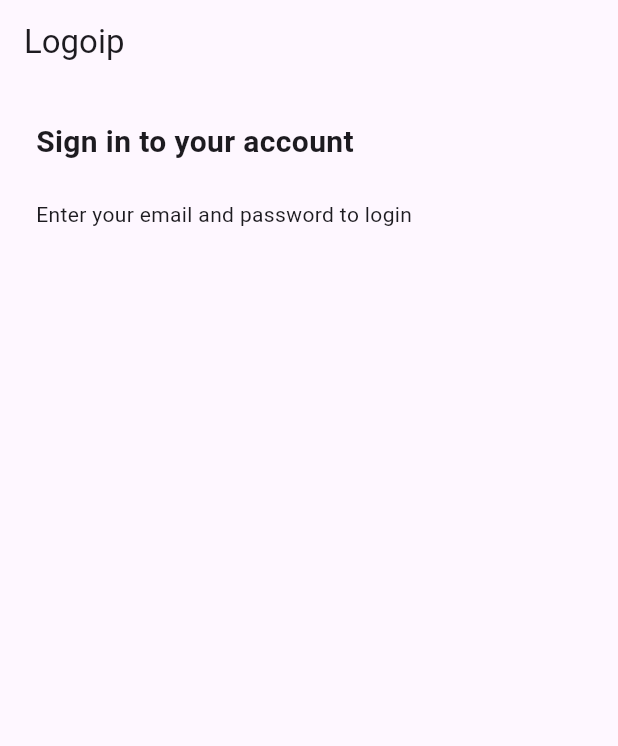
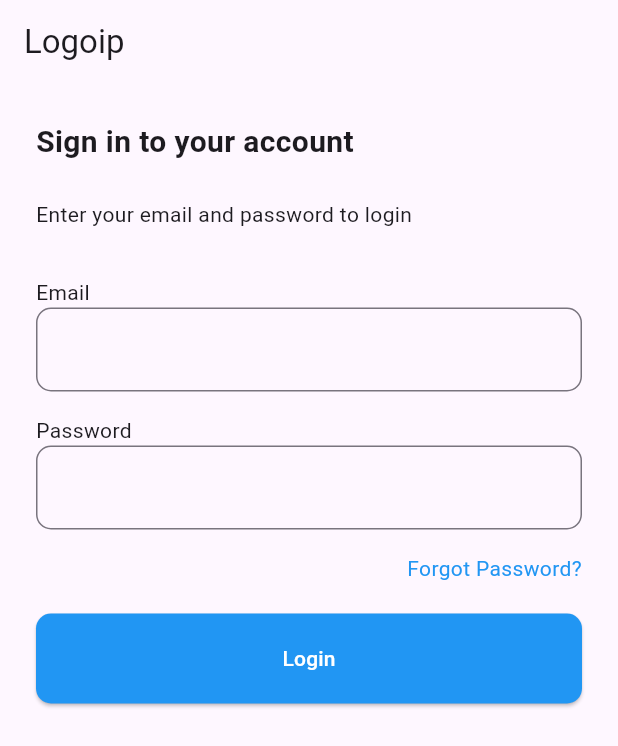
Before and after one commit to o7nawraa/belajar_flutter_wri, a Flutter app: the screen it shows after launch, on a phone screen of 412 x 824 dp. Shown: the top 746 px of the screen. Run offline on Flutter 3.47's test engine with Material 3 defaults, Android fonts, the phone set to English and light mode, and no system bars.

Commit message:
menambhahkan teks field and button

```diff
--- a/lib/main.dart
+++ b/lib/main.dart
@@ -6,39 +6,100 @@ void main() {
 
 class MainApp extends StatelessWidget {
   const MainApp({super.key});
-
+//layout disusun 3, ada atas bawah=column, kanan kiri=row, bertumpuk
   @override
   Widget build(BuildContext context) {
-    return MaterialApp( //widget paling dasar dari aplikasi. widget : kalimat berawalan besar. parameter : berawalan kecil
-    //material app berguna untuk run di awal
-     home : Scaffold ( //digunakan sebagai kanvas
-      appBar: AppBar( //tampilan atas (widget)
-        title : Text("Logoip"),
+    return MaterialApp(
+        //widget paling dasar dari aplikasi. widget : kalimat berawalan besar. parameter : berawalan kecil
+        //material app berguna untuk run di awal
+        home: Scaffold(
+      //digunakan sebagai kanvas
+      appBar: AppBar(
+        //tampilan atas (widget)
+        title: Text("Logoip"),
       ),
-      body: Container( //widget itu cuma punya satu anak
+      body: Container(
+        //widget itu cuma punya satu anak
         padding: EdgeInsets.only(left: 24, right: 24),
         height: double.maxFinite,
         width: double.maxFinite,
-        child: Column( //bisa menampung banyak widget
-            // mainAxisAlignment: MainAxisAlignment.start, //meratakan tampilan kata sumbu Y (start, center, end)
-            crossAxisAlignment : CrossAxisAlignment.start, //meratakan tampilan kata sumbu X ()
+        child: Column(
+          //bisa menampung banyak widget
+          // mainAxisAlignment: MainAxisAlignment.start, //meratakan tampilan kata sumbu Y (start, center, end)
+          crossAxisAlignment:
+              CrossAxisAlignment.start, //meratakan tampilan kata sumbu X ()
           children: [
             Padding(
-              padding: const EdgeInsets.only(bottom : 24, top: 24),
+              //digunakan untuk memberi jarak
+              padding: const EdgeInsets.only(bottom: 24, top: 24),
               child: Text(
                 'Sign in to your account',
                 style: TextStyle(
                   fontSize: 20,
                   fontWeight: FontWeight.bold,
                 ),
+              ),
+            ), //alt + shift + f untuk merapikan code baris
+            Text(
+                'Enter your email and password to login'), //ctrl spasi digunakan untuk memunculkan saran code
+            Padding(
+              //seperti blok lego, dia sebagai wadah
+              padding: const EdgeInsets.only(
+                  top:
+                      32), //di dalam wadah ketika kita ingin menjalankan perintah, maka inilah fungsinya parameter
+              child: Text('Email'),
+            ),
+            TextField(
+              //digunakan untuk membuat tabel isian
+              decoration: InputDecoration(
+                  border: OutlineInputBorder(
+                      borderRadius: BorderRadius.circular(
+                          10) //digunakan untuk mendesain pinggiran tabel
+                      )),
+            ), //widget baru harus diakhiri dengan ,
+            Padding(//jarak border, padding ke dalam, margin ke luar
+              //digunakan untuk memberikan jarak
+              padding: const EdgeInsets.only(top: 16),
+              child: Text('Password'), //kalau tanpa padding langsung text
+            ),
+            TextField(
+              obscureText:
+                  true, //kalau dia password ketika bernilai true maka akan otomatis menjadi *
+              decoration: InputDecoration(
+                  border: OutlineInputBorder(
+                      borderRadius: BorderRadius.circular(10))),
+            ),
+            Container(
+              //container digunakan untuk memberi ukuran atau wadah agar dapat diatur text aligb
+              padding: EdgeInsets.only(top: 16), //memberi jarak
+              width: double
+                  .maxFinite, //width = panjang nya akan maksimal kiri kanan
+              child: Text('Forgot Password?',
+                  textAlign:
+                      TextAlign.end, //digunakan untuk rata kiri, tengah, kanan
+                  style: TextStyle(
+                      color: Colors.blue) //digunakan untuk memberi warna
+                  ),
+            ),
+            Container( //untuk merapikan alt + shift + f tapi harus dikasi , dulu setiap akhir kurung, koma ibarat akhir baris
+              padding: EdgeInsets.only(top: 20),
+              width: double.maxFinite,
+              child: ElevatedButton(
+                style: ElevatedButton.styleFrom(
+                  shape: RoundedRectangleBorder(
+                    borderRadius: BorderRadius.circular(10)
+                  ),
+                  padding: EdgeInsets.symmetric(vertical: 20),
+                  backgroundColor: Colors.blue,
+                  foregroundColor: Colors.white,
                 ),
-            ), //alt + shift + f untuk merapikan code baris
-            Text ('Enter your email and password to login'),
+                onPressed: () {},
+                child: Text("Login"),
+              ),
+            ) //on pressed digunakan ketika kita menekan tombol maka akan lanjut ke tahap berikutnya
           ],
         ),
-
       ),
-     )
-    );
+    ));
   }
 }
```
Also changed, not shown: lib/page.dart (added).
